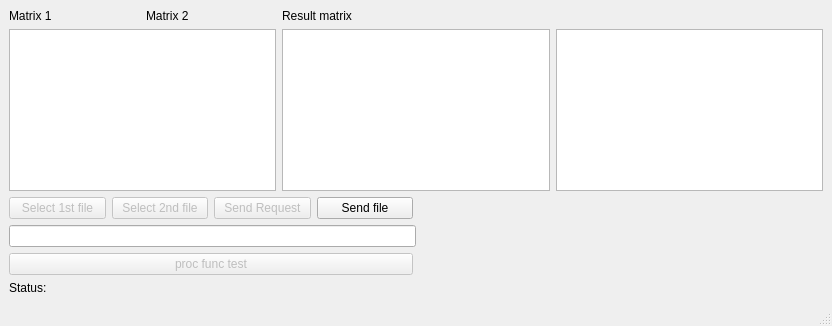
First picture: the form in mainwindow.ui, repository fumycat/raw, before the edit.
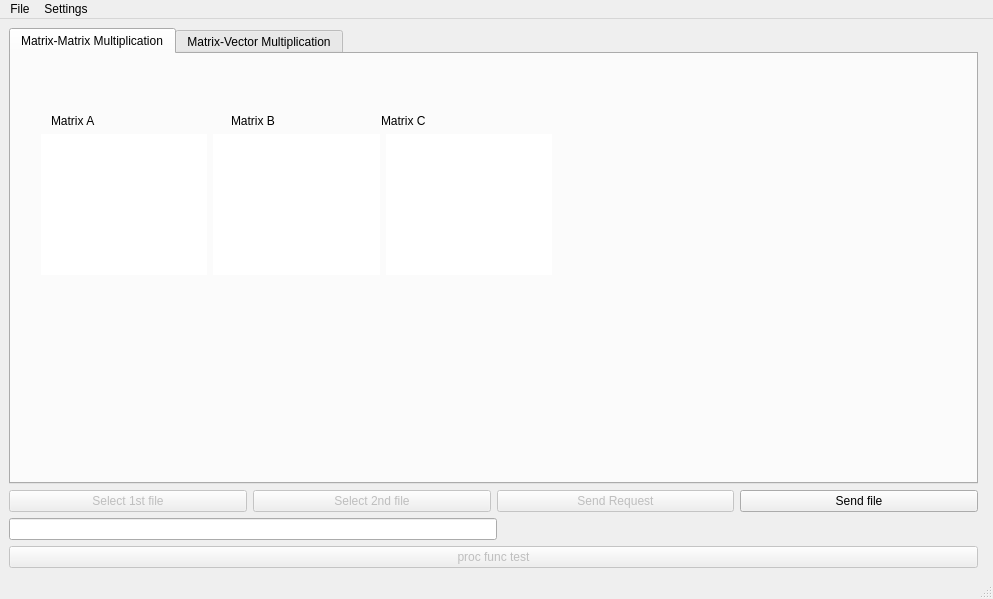
Second picture: the form after the edit. The open tabs and pages were chosen to show the change. Icons and pictures are not drawn.

```diff
--- a/mainwindow.ui
+++ b/mainwindow.ui
@@ -6,8 +6,8 @@
    <rect>
     <x>0</x>
     <y>0</y>
-    <width>832</width>
-    <height>326</height>
+    <width>993</width>
+    <height>599</height>
    </rect>
   </property>
   <property name="windowTitle">
@@ -15,7 +15,17 @@
   </property>
   <widget class="QWidget" name="centralwidget">
    <layout class="QGridLayout" name="gridLayout">
-    <item row="3" column="0" colspan="2">
+    <item row="3" column="0">
+     <widget class="QPushButton" name="pushButton_5">
+      <property name="enabled">
+       <bool>false</bool>
+      </property>
+      <property name="text">
+       <string>proc func test</string>
+      </property>
+     </widget>
+    </item>
+    <item row="2" column="0" colspan="2">
      <layout class="QHBoxLayout" name="horizontalLayout_4">
       <item>
        <widget class="QLineEdit" name="lineEdit"/>
@@ -35,7 +45,7 @@
       </item>
      </layout>
     </item>
-    <item row="2" column="0">
+    <item row="1" column="0">
      <layout class="QHBoxLayout" name="horizontalLayout_3">
       <item>
        <widget class="QPushButton" name="pushButton_3">
@@ -76,59 +86,215 @@
       </item>
      </layout>
     </item>
-    <item row="1" column="0" colspan="2">
-     <layout class="QHBoxLayout" name="horizontalLayout_2">
-      <item>
-       <widget class="QTableWidget" name="tableWidget_0"/>
-      </item>
-      <item>
-       <widget class="QTableWidget" name="tableWidget_1"/>
-      </item>
-      <item>
-       <widget class="QTableWidget" name="tableWidget_Res"/>
-      </item>
-     </layout>
-    </item>
-    <item row="5" column="0">
-     <widget class="QLabel" name="label_4">
-      <property name="text">
-       <string>Status:</string>
-      </property>
-     </widget>
-    </item>
     <item row="0" column="0">
-     <layout class="QHBoxLayout" name="horizontalLayout">
-      <item>
-       <widget class="QLabel" name="label_2">
+     <widget class="QTabWidget" name="tabWidget">
+      <property name="currentIndex">
+       <number>1</number>
+      </property>
+      <widget class="QWidget" name="tab_1">
+       <attribute name="title">
+        <string>Matrix-Matrix Multiplication</string>
+       </attribute>
+       <widget class="QWidget" name="">
+        <property name="geometry">
+         <rect>
+          <x>30</x>
+          <y>80</y>
+          <width>511</width>
+          <height>141</height>
+         </rect>
+        </property>
+        <layout class="QHBoxLayout" name="horizontalLayout_2">
+         <item>
+          <widget class="QTableWidget" name="tableWidget_0">
+           <property name="autoFillBackground">
+            <bool>false</bool>
+           </property>
+           <property name="frameShape">
+            <enum>QFrame::NoFrame</enum>
+           </property>
+           <property name="gridStyle">
+            <enum>Qt::SolidLine</enum>
+           </property>
+           <attribute name="horizontalHeaderVisible">
+            <bool>false</bool>
+           </attribute>
+           <attribute name="horizontalHeaderDefaultSectionSize">
+            <number>64</number>
+           </attribute>
+           <attribute name="verticalHeaderVisible">
+            <bool>false</bool>
+           </attribute>
+           <attribute name="verticalHeaderDefaultSectionSize">
+            <number>32</number>
+           </attribute>
+          </widget>
+         </item>
+         <item>
+          <widget class="QTableWidget" name="tableWidget_1">
+           <property name="frameShape">
+            <enum>QFrame::NoFrame</enum>
+           </property>
+           <attribute name="horizontalHeaderVisible">
+            <bool>false</bool>
+           </attribute>
+           <attribute name="horizontalHeaderDefaultSectionSize">
+            <number>64</number>
+           </attribute>
+           <attribute name="verticalHeaderVisible">
+            <bool>false</bool>
+           </attribute>
+           <attribute name="verticalHeaderDefaultSectionSize">
+            <number>32</number>
+           </attribute>
+          </widget>
+         </item>
+         <item>
+          <widget class="QTableWidget" name="tableWidget_Res">
+           <property name="frameShape">
+            <enum>QFrame::NoFrame</enum>
+           </property>
+           <attribute name="horizontalHeaderVisible">
+            <bool>false</bool>
+           </attribute>
+           <attribute name="horizontalHeaderDefaultSectionSize">
+            <number>64</number>
+           </attribute>
+           <attribute name="verticalHeaderVisible">
+            <bool>false</bool>
+           </attribute>
+           <attribute name="verticalHeaderDefaultSectionSize">
+            <number>32</number>
+           </attribute>
+          </widget>
+         </item>
+        </layout>
+       </widget>
+       <widget class="QLabel" name="label_tab1_A">
+        <property name="geometry">
+         <rect>
+          <x>40</x>
+          <y>60</y>
+          <width>47</width>
+          <height>13</height>
+         </rect>
+        </property>
         <property name="text">
-         <string>Matrix 1</string>
+         <string>Matrix A</string>
         </property>
        </widget>
-      </item>
-      <item>
-       <widget class="QLabel" name="label">
+       <widget class="QLabel" name="label_tab1_B">
+        <property name="geometry">
+         <rect>
+          <x>220</x>
+          <y>60</y>
+          <width>47</width>
+          <height>13</height>
+         </rect>
+        </property>
         <property name="text">
-         <string>Matrix 2</string>
+         <string>Matrix B</string>
         </property>
        </widget>
-      </item>
-      <item>
-       <widget class="QLabel" name="label_3">
+       <widget class="QLabel" name="label_tab1_C">
+        <property name="geometry">
+         <rect>
+          <x>370</x>
+          <y>60</y>
+          <width>47</width>
+          <height>13</height>
+         </rect>
+        </property>
         <property name="text">
-         <string>Result matrix</string>
+         <string>Matrix C</string>
         </property>
        </widget>
-      </item>
-     </layout>
-    </item>
-    <item row="4" column="0">
-     <widget class="QPushButton" name="pushButton_5">
-      <property name="enabled">
-       <bool>false</bool>
-      </property>
-      <property name="text">
-       <string>proc func test</string>
-      </property>
+       <widget class="QLabel" name="label_tab1_gemm">
+        <property name="geometry">
+         <rect>
+          <x>30</x>
+          <y>10</y>
+          <width>321</width>
+          <height>41</height>
+         </rect>
+        </property>
+        <property name="text">
+         <string/>
+        </property>
+        <property name="pixmap">
+         <pixmap resource="latex.qrc">:/images/latex_gemm.png</pixmap>
+        </property>
+        <property name="scaledContents">
+         <bool>true</bool>
+        </property>
+        <property name="wordWrap">
+         <bool>false</bool>
+        </property>
+       </widget>
+      </widget>
+      <widget class="QWidget" name="tab_2">
+       <attribute name="title">
+        <string>Matrix-Vector Multiplication</string>
+       </attribute>
+       <widget class="QLabel" name="label_tab2_gemv">
+        <property name="geometry">
+         <rect>
+          <x>30</x>
+          <y>10</y>
+          <width>301</width>
+          <height>41</height>
+         </rect>
+        </property>
+        <property name="text">
+         <string/>
+        </property>
+        <property name="pixmap">
+         <pixmap resource="latex.qrc">:/images/latex_gemv.png</pixmap>
+        </property>
+        <property name="scaledContents">
+         <bool>true</bool>
+        </property>
+       </widget>
+       <widget class="QLabel" name="label_tab2_A">
+        <property name="geometry">
+         <rect>
+          <x>70</x>
+          <y>90</y>
+          <width>47</width>
+          <height>13</height>
+         </rect>
+        </property>
+        <property name="text">
+         <string>Matrix A</string>
+        </property>
+       </widget>
+       <widget class="QLabel" name="label_tab2_x">
+        <property name="geometry">
+         <rect>
+          <x>150</x>
+          <y>90</y>
+          <width>47</width>
+          <height>13</height>
+         </rect>
+        </property>
+        <property name="text">
+         <string>Vector x</string>
+        </property>
+       </widget>
+       <widget class="QLabel" name="label_tab2_y">
+        <property name="geometry">
+         <rect>
+          <x>220</x>
+          <y>90</y>
+          <width>47</width>
+          <height>13</height>
+         </rect>
+        </property>
+        <property name="text">
+         <string>Vector y</string>
+        </property>
+       </widget>
+      </widget>
      </widget>
     </item>
    </layout>
@@ -138,10 +304,23 @@
     <rect>
      <x>0</x>
      <y>0</y>
-     <width>832</width>
+     <width>993</width>
      <height>21</height>
     </rect>
    </property>
+   <widget class="QMenu" name="menuFile">
+    <property name="title">
+     <string>File</string>
+    </property>
+   </widget>
+   <widget class="QMenu" name="menuSettings">
+    <property name="title">
+     <string>Settings</string>
+    </property>
+    <addaction name="actionShow_scrollbars"/>
+   </widget>
+   <addaction name="menuFile"/>
+   <addaction name="menuSettings"/>
   </widget>
   <widget class="QStatusBar" name="statusbar"/>
  </widget>
```
Left out of the diff: 17 changed lines with no effect on the pictures.
